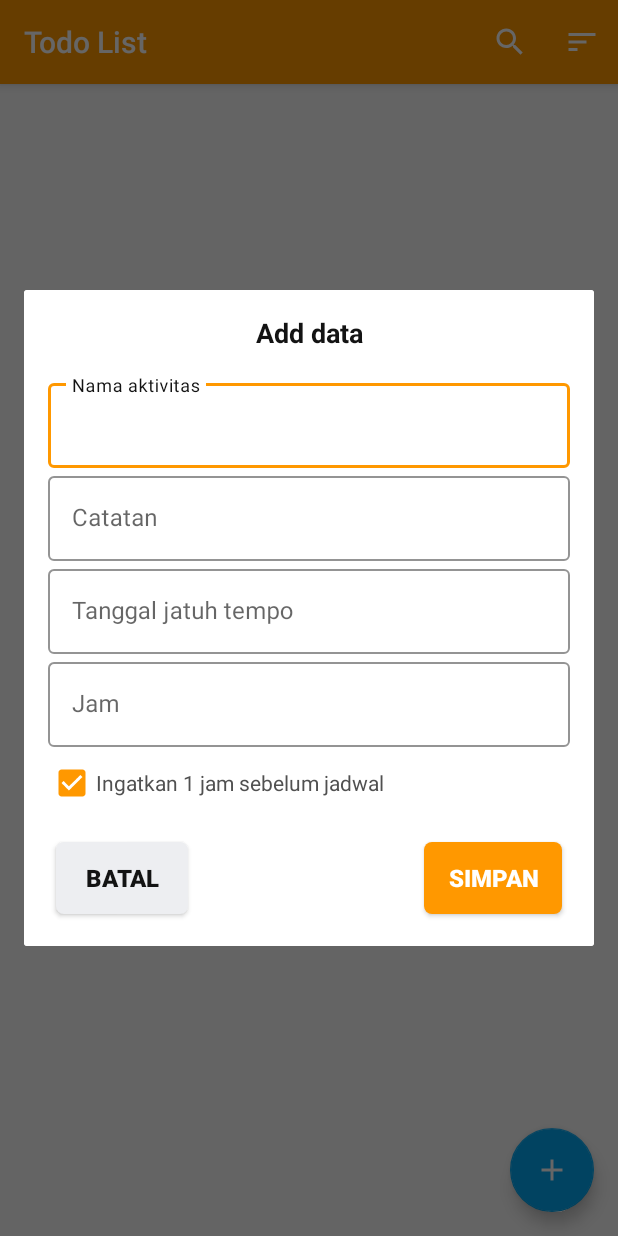
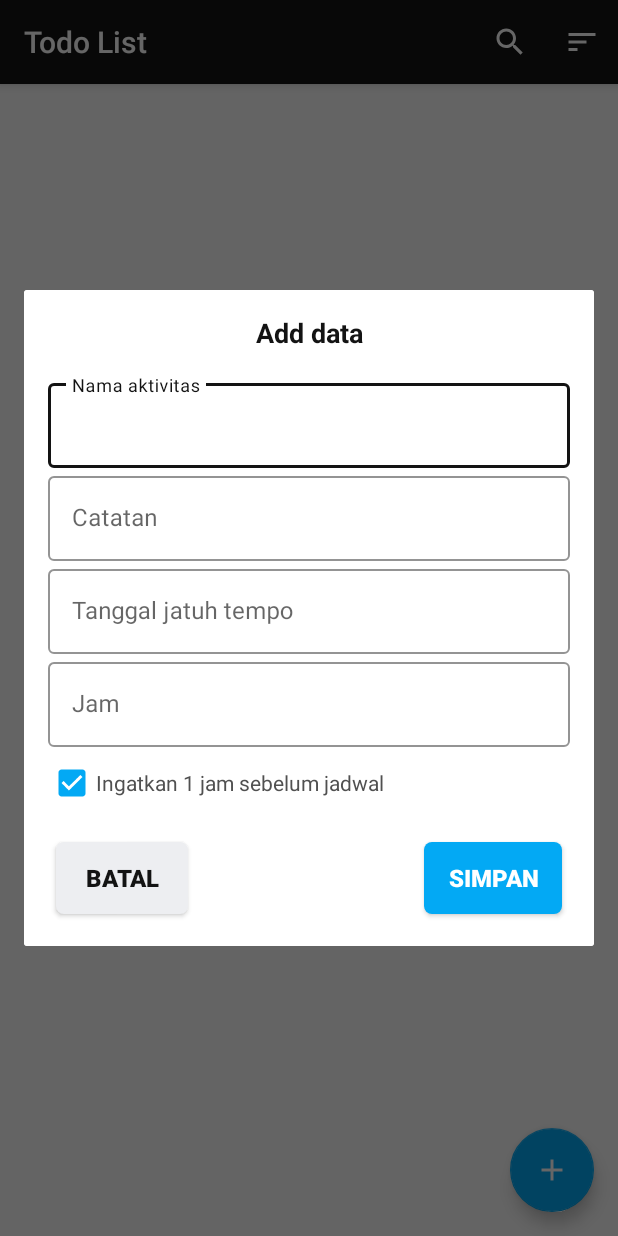
Before and after one commit to yudisumara/Final_TodoList_Wahyudi, an Android app: the screen it shows after launch (MainActivity), after a tap on an icon or button, on a phone screen of 412 x 824 dp. Run offline under Robolectric (Android 15) with nearby library versions, the phone set to English and light mode, and no system bars; our stand-ins replace Room's generated code.

Commit message:
ganti warna

```diff
--- a/app/src/main/res/drawable/round_button_primary.xml
+++ b/app/src/main/res/drawable/round_button_primary.xml
@@ -1,6 +1,6 @@
 <?xml version="1.0" encoding="utf-8"?>
 <shape xmlns:android="http://schemas.android.com/apk/res/android"
     android:shape="rectangle">
-    <solid android:color="@color/colorPrimary" />
+    <solid android:color="@color/colorAccent" />
     <corners android:radius="5dp"/>
 </shape>
--- a/app/src/main/res/values/colors.xml
+++ b/app/src/main/res/values/colors.xml
@@ -1,7 +1,7 @@
 <?xml version="1.0" encoding="utf-8"?>
 <resources>
-    <color name="colorPrimary">#FF9800</color>
-    <color name="colorPrimaryDark">#D68308</color>
+    <color name="colorPrimary">#131313</color>
+    <color name="colorPrimaryDark">#151515</color>
     <color name="colorAccent">#03A9F4</color>
     <color name="colorDarkGray">#131313</color>
     <color name="colorGray">#505050</color>
--- a/app/src/main/res/values/styles.xml
+++ b/app/src/main/res/values/styles.xml
@@ -9,7 +9,7 @@
     </style>
 
     <style name="CustomMaterialTheme" parent="Theme.MaterialComponents.Light">
-        <item name="colorPrimary">@color/colorPrimary</item>
+        <item name="colorPrimary">@color/colorAccent</item>
     </style>
 
     <style name="ButtonPrimary">
```
